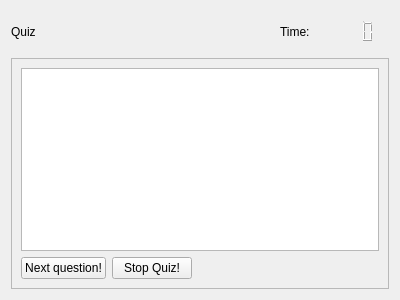
Before: the Qt Designer form Forms/QuizWidget.ui in iatanasov77/qvocabulary, drawn with Qt 5.
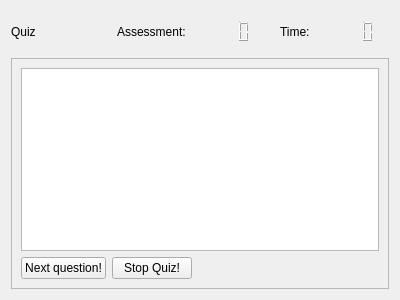
After: the same form once the commit is applied.

Commit message: Quiz Show Assessment on finish. Finish Quiz after last word.

```diff
--- a/Forms/QuizWidget.ui
+++ b/Forms/QuizWidget.ui
@@ -36,6 +36,31 @@
        </property>
       </spacer>
      </item>
+     <item>
+      <widget class="QFrame" name="frmAssessment">
+       <property name="styleSheet">
+        <string notr="true">border:0</string>
+       </property>
+       <property name="frameShape">
+        <enum>QFrame::StyledPanel</enum>
+       </property>
+       <property name="frameShadow">
+        <enum>QFrame::Raised</enum>
+       </property>
+       <layout class="QHBoxLayout" name="horizontalLayout_4">
+        <item>
+         <widget class="QLabel" name="label_3">
+          <property name="text">
+           <string>Assessment:</string>
+          </property>
+         </widget>
+        </item>
+        <item>
+         <widget class="QLCDNumber" name="lcdAssessment"/>
+        </item>
+       </layout>
+      </widget>
+     </item>
      <item>
       <widget class="QFrame" name="frmTimer">
        <property name="styleSheet">
```
The commit also changes 1 other file.
